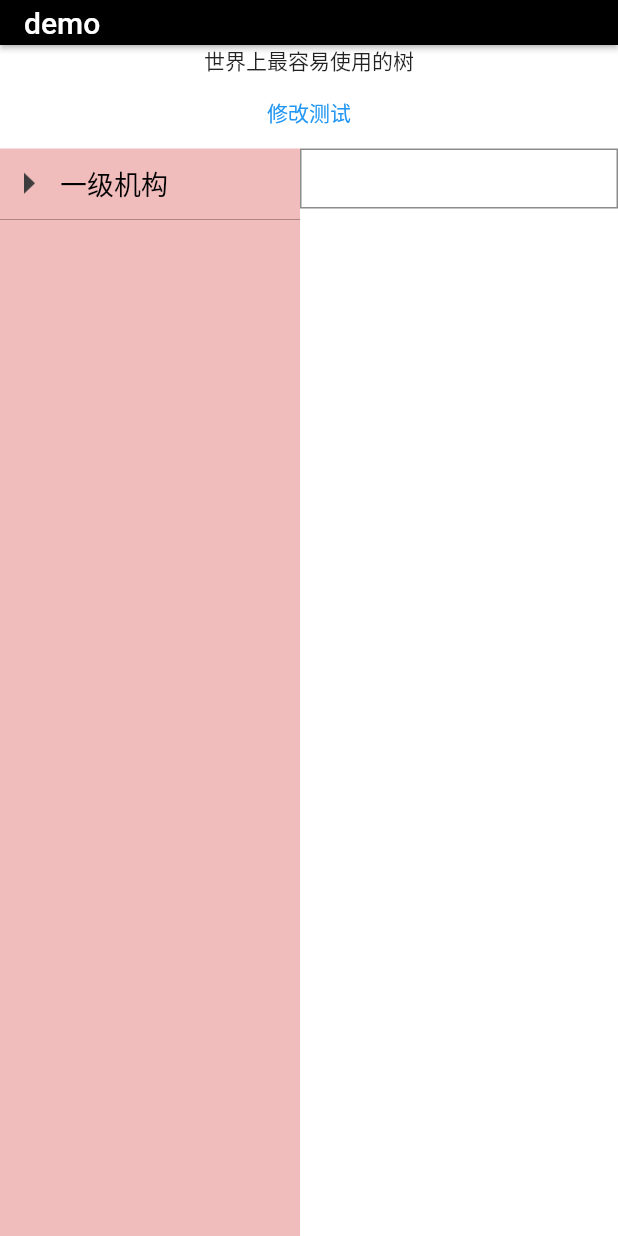
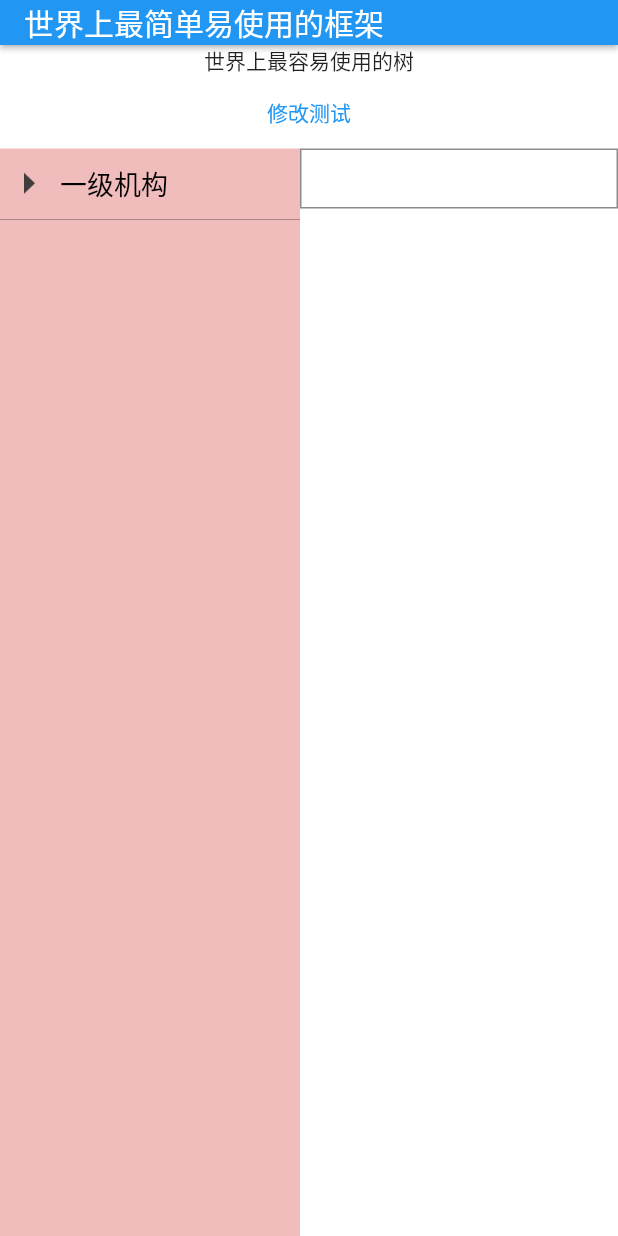
Before and after one commit to msfm2018/web_admin, a Flutter app: the screen it shows after launch, on a phone screen of 412 x 824 dp. Run offline on Flutter 3.47's test engine with Material 2 defaults, Android fonts, the phone set to English and light mode, and no system bars.

Commit message:
Add files via upload

```diff
--- a/lib/main.dart
+++ b/lib/main.dart
@@ -39,7 +39,7 @@ class MyApp extends StatelessWidget {
       theme: ThemeData(
         primarySwatch: Colors.blue,
       ),
-      home: const MyHomePage(title: 'demo'),
+      home: const MyHomePage(title: '世界上最简单易使用的框架'),
     );
   }
 }
@@ -60,7 +60,7 @@ class _MyHomePageState extends State<MyHomePage> {
         appBar: PreferredSize(
             child: AppBar(
               elevation: 1.5,
-              backgroundColor: Colors.black,
+              // backgroundColor: Colors.black,
               title: Text(widget.title),
             ),
             preferredSize: const Size.fromHeight(30.0)),
```
